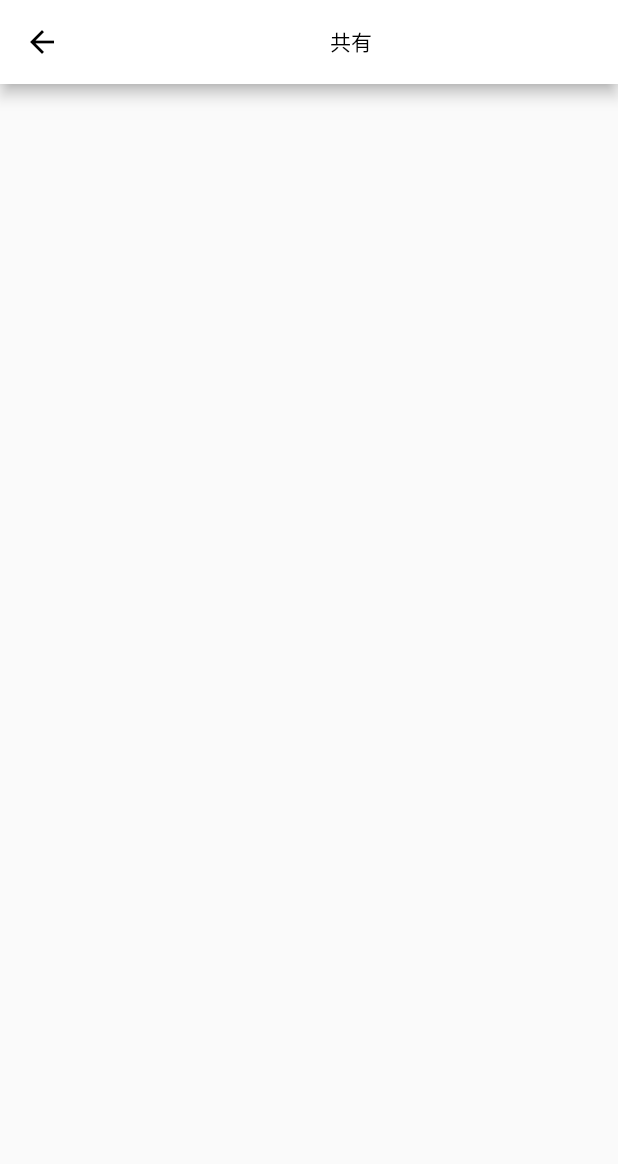
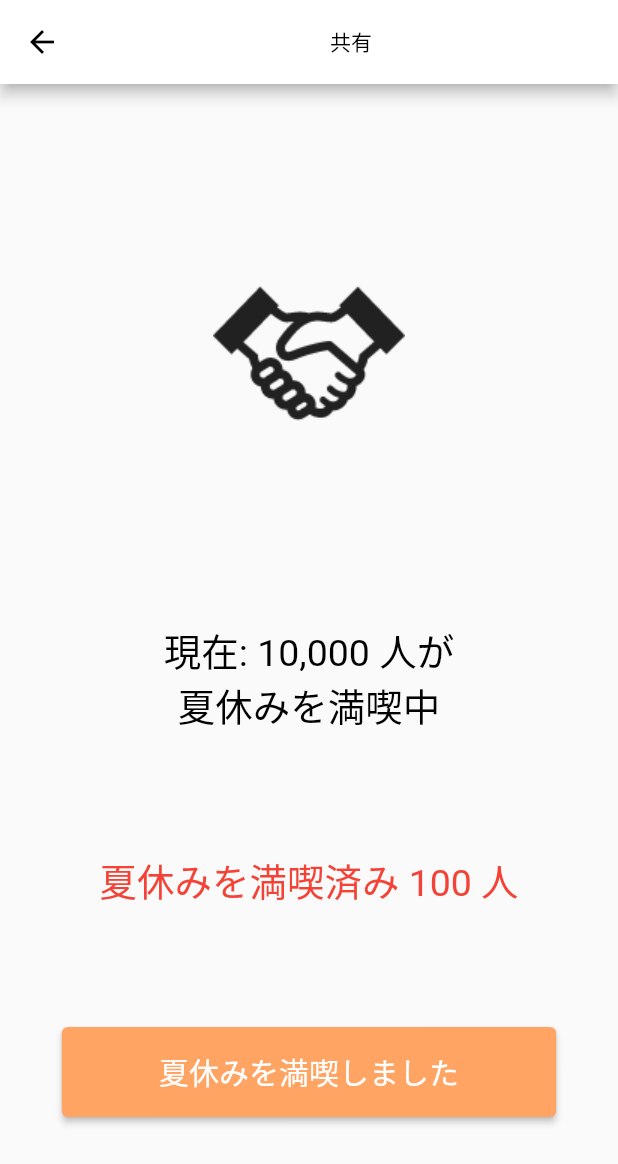
Before and after one commit to KatoShoma/schedule-app, a Flutter app: the ShareScreen screen opened directly, on a phone screen of 412 x 824 dp. Shown: the top 1164 px of the screen. Run offline on Flutter 3.47's test engine with Material 2 defaults, Android fonts, the phone set to English and light mode, and no system bars; our stand-ins replace freezed_annotation, rxdart, state_notifier; missing offline and left inert: flutter_state_notifier.

Commit message:
fix:share_screen.dart UIの追加

```diff
--- /dev/null
+++ b/app_screen/lib/widgets/screens/share/children/share_button.dart
@@ -0,0 +1,35 @@
+import 'package:flutter/material.dart';
+import 'package:schedule_application/utils/color/app_color.dart';
+
+class ShareButton extends StatelessWidget {
+  final String title;
+  final Function() onPressed;
+
+  const ShareButton({
+    Key? key,
+    required this.title,
+    required this.onPressed,
+  }) : super(key: key);
+
+  @override
+  Widget build(BuildContext context) {
+    return SizedBox(
+      width: MediaQuery.of(context).size.width*0.8,
+      height: 60,
+      child: ElevatedButton(
+        onPressed: onPressed,
+        style: ElevatedButton.styleFrom(
+          primary: AppColor.orange,
+        ),
+        child: Text(
+          title,
+          textAlign: TextAlign.center,
+          style: const TextStyle(
+            color: AppColor.white,
+            fontSize: 20.0,
+          ),
+        ),
+      ),
+    );
+  }
+}
--- a/app_screen/lib/widgets/screens/share/share_screen.dart
+++ b/app_screen/lib/widgets/screens/share/share_screen.dart
@@ -3,6 +3,7 @@ import 'package:flutter/material.dart';
 import 'package:provider/provider.dart';
 import 'package:schedule_application/gen/assets.gen.dart';
 import 'package:schedule_application/utils/color/app_color.dart';
+import 'package:schedule_application/widgets/screens/share/children/share_button.dart';
 
 class ShareScreen extends StatelessWidget {
   const ShareScreen({
@@ -16,6 +17,48 @@ class ShareScreen extends StatelessWidget {
         title: Center(child: Text('共有')),
       ),
       body: Container(
+        child: Center(
+            child: Column(
+              children: [
+                Spacer(),
+                ImageIcon(
+                  Assets.images.synergy,
+                  size: 200,
+
+                  // color: AppColor.gray90,
+                ),
+                Spacer(),
+                Text(
+                  '現在: 10,000 人が\n夏休みを満喫中',
+                  textAlign: TextAlign.center,
+                  style: const TextStyle(
+                    color: AppColor.black,
+                    fontSize: 25.0,
+                  ),
+                ),
+                Spacer(),
+                Text(
+                  '夏休みを満喫済み 100 人',
+                  textAlign: TextAlign.center,
+                  style: const TextStyle(
+                    color: AppColor.red,
+                    fontSize: 25.0,
+                  ),
+                ),
+                Spacer(),
+                ShareButton(
+                  title: '夏休みを満喫しました',
+                  onPressed: (){
+                  //  TODO:ボタンを押した時リアクションを流す（モザイク画像完成かまだわからん）
+                  },
+                ),
+                Spacer(),
+              ],
+
+
+          )
+        )
+
 
       ),
     );
```
